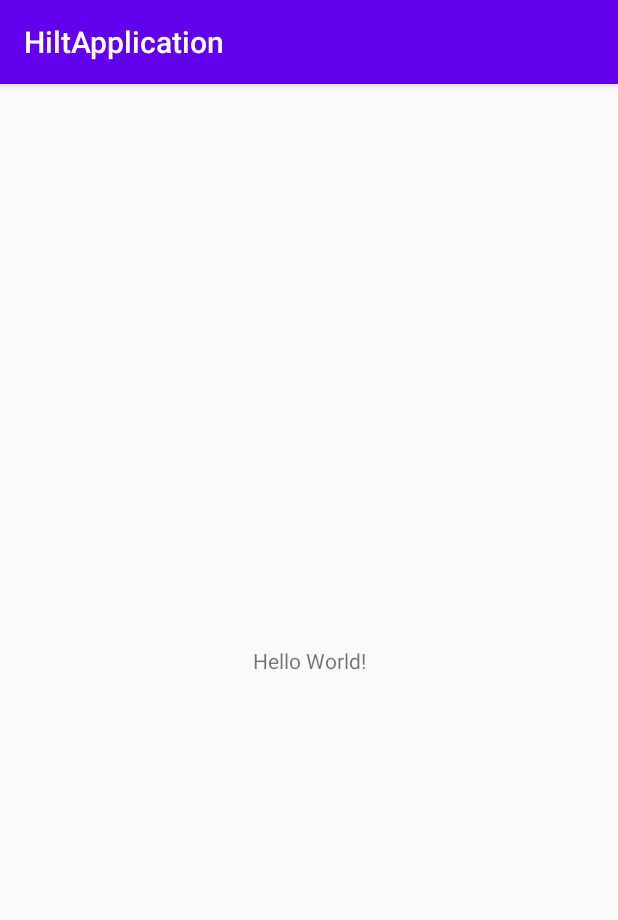
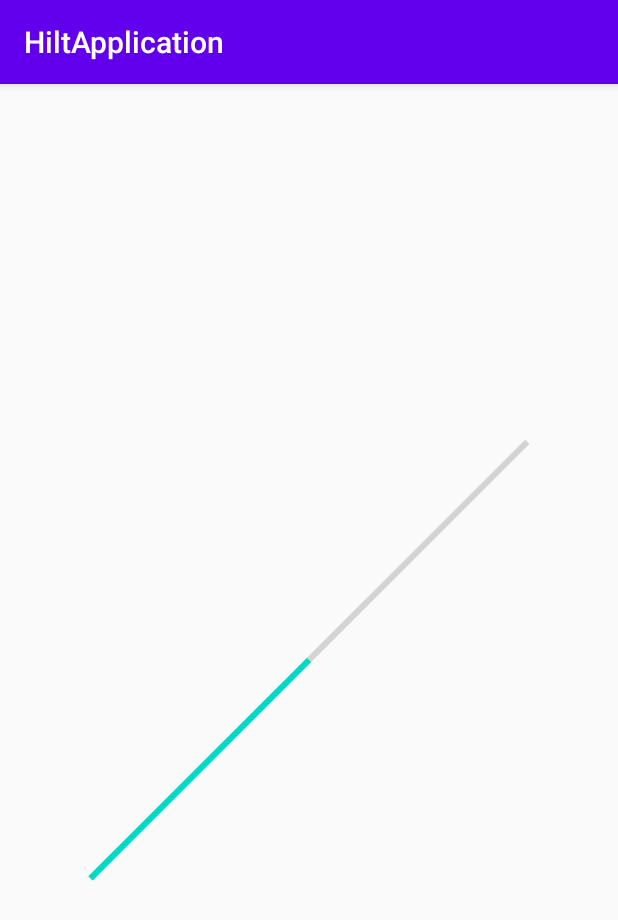
Before and after one commit to DeshmukhNamdev1/HiltAppilcation, an Android app: the screen it shows after launch (MainActivity), on a phone screen of 412 x 824 dp. Shown: the top 920 px of the screen. Run offline under Robolectric (Android 15) with nearby library versions, the phone set to English and light mode, and no system bars; our stand-ins replace Dagger/Hilt's generated code.

```diff
--- /dev/null
+++ b/app/src/main/java/com/hiltapplication/ContextModule.java
@@ -0,0 +1,24 @@
+package com.hiltapplication;
+
+
+import android.content.Context;
+
+import javax.inject.Singleton;
+
+import dagger.Module;
+import dagger.Provides;
+import dagger.hilt.InstallIn;
+import dagger.hilt.android.components.ApplicationComponent;
+import dagger.hilt.android.qualifiers.ApplicationContext;
+
+@Module
+@InstallIn(ApplicationComponent.class)
+public class ContextModule {
+
+
+    @Provides
+    @Singleton
+    public Context provideContext(@ApplicationContext Context myApplication) {
+        return myApplication;
+    }
+}
--- a/app/src/main/java/com/hiltapplication/MainActivity.java
+++ b/app/src/main/java/com/hiltapplication/MainActivity.java
@@ -2,12 +2,17 @@ package com.hiltapplication;
 
 import androidx.appcompat.app.AppCompatActivity;
 
+import android.content.Context;
 import android.os.Bundle;
+
+import javax.inject.Inject;
 
 import dagger.hilt.android.AndroidEntryPoint;
 
 @AndroidEntryPoint
 public class MainActivity extends AppCompatActivity {
+    @Inject
+    Context context;
 
     @Override
     protected void onCreate(Bundle savedInstanceState) {
--- a/app/src/main/res/layout/activity_main.xml
+++ b/app/src/main/res/layout/activity_main.xml
@@ -6,13 +6,19 @@
     android:layout_height="match_parent"
     tools:context=".MainActivity">
 
-    <TextView
-        android:layout_width="wrap_content"
-        android:layout_height="wrap_content"
-        android:text="Hello World!"
-        app:layout_constraintBottom_toBottomOf="parent"
-        app:layout_constraintLeft_toLeftOf="parent"
-        app:layout_constraintRight_toRightOf="parent"
+    <ProgressBar
+        android:id="@+id/progressBar_cyclic"
+        style="?android:attr/progressBarStyleHorizontal"
+        android:layout_width="match_parent"
+        android:layout_height="match_parent"
+        android:layout_centerHorizontal="true"
+        android:layout_centerVertical="true"
+        android:max="100"
+        android:minWidth="50dp"
+        android:minHeight="50dp"
+        android:progress="50"
+        android:rotation="-45"
+        app:layout_constraintStart_toStartOf="parent"
         app:layout_constraintTop_toTopOf="parent" />
 
 </androidx.constraintlayout.widget.ConstraintLayout>
--- a/build.gradle
+++ b/build.gradle
@@ -6,7 +6,7 @@ buildscript {
         mavenLocal()
     }
     dependencies {
-        classpath "com.android.tools.build:gradle:4.0.1"
+        classpath 'com.android.tools.build:gradle:4.1.3'
         classpath 'org.jetbrains.kotlin:kotlin-gradle-plugin:1.3.72'
         classpath 'com.google.dagger:hilt-android-gradle-plugin:2.28-alpha'
         // NOTE: Do not place your application dependencies here; they belong
```
Also changed, not shown: gradle/wrapper/gradle-wrapper.properties.
